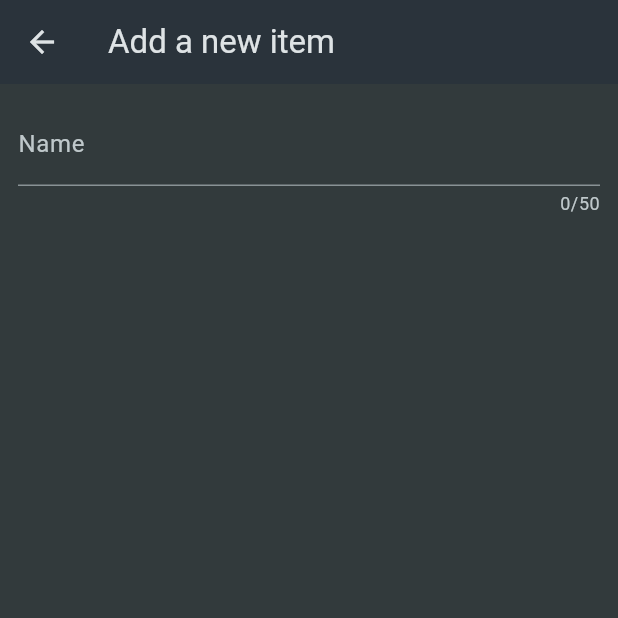
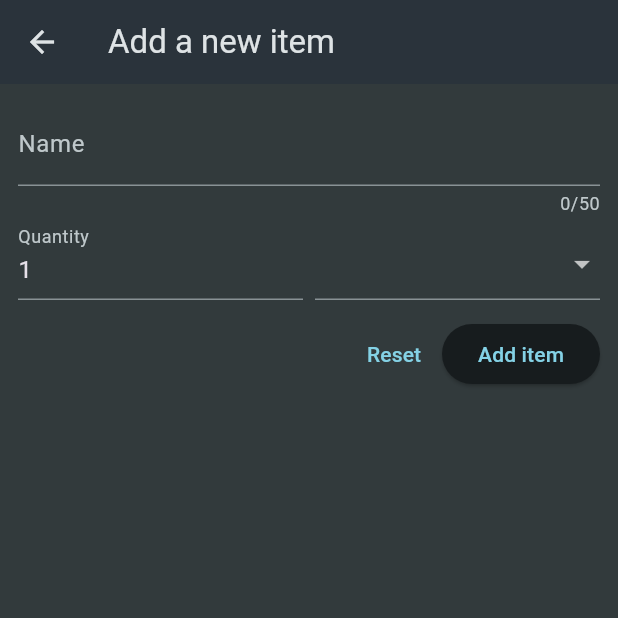
Before and after one commit to agata-miko/tcg_shopping_list, a Flutter app: the NewItemScreen screen opened directly, on a phone screen of 412 x 824 dp, the top half of it. Run offline on Flutter 3.47's test engine with Material 3 defaults, Android fonts, the phone set to English and light mode, and no system bars.

Commit message:
Validation logic for the TextFormFields added (new_item) (210)

```diff
--- a/lib/screens/new_item_screen.dart
+++ b/lib/screens/new_item_screen.dart
@@ -1,4 +1,5 @@
 import 'package:flutter/material.dart';
+import 'package:tcg_shopping_list/data/categories.dart';
 
 class NewItemScreen extends StatefulWidget {
   const NewItemScreen({Key? key}) : super(key: key);
@@ -23,8 +24,76 @@ class _NewItemScreenState extends State<NewItemScreen> {
                   label: Text('Name'),
                 ),
                 validator: (value) {
-                  return 'Demo...';
-                } ,
+                  if (value == null ||
+                      value.isEmpty ||
+                      value.trim().length == 1 ||
+                      value.trim().length > 50) {
+                    return 'Must be between 2 and 50 characters';
+                  }
+                  return null;
+                },
+              ),
+              Row(
+                crossAxisAlignment: CrossAxisAlignment.end,
+                children: <Widget>[
+                  Expanded(
+                    child: TextFormField(
+                      decoration: const InputDecoration(
+                        label: Text('Quantity'),
+                      ),
+                      initialValue: '1',
+                      validator: (value) {
+                        if (value == null ||
+                            value.isEmpty ||
+                            int.tryParse(value) == null ||
+                            int.tryParse(value)! <= 0) {
+                          return 'Must be a valid, positive number';
+                        }
+                        return null;
+                      },
+                    ),
+                  ),
+                  const SizedBox(
+                    width: 8,
+                  ),
+                  Expanded(
+                    child: DropdownButtonFormField(items: [
+                      for (final category in categories.entries)
+                        DropdownMenuItem(
+                          value: category.value,
+                          child: Row(
+                            children: [
+                              Container(
+                                width: 16,
+                                height: 16,
+                                color: category.value.color,
+                              ),
+                              const SizedBox(
+                                width: 6,
+                              ),
+                              Text(category.value.name),
+                            ],
+                          ),
+                        ),
+                    ], onChanged: (value) {}),
+                  ),
+                ],
+              ),
+              const SizedBox(
+                height: 12,
+              ),
+              Row(
+                mainAxisAlignment: MainAxisAlignment.end,
+                children: <Widget>[
+                  TextButton(
+                    onPressed: () {},
+                    child: const Text('Reset'),
+                  ),
+                  ElevatedButton(
+                    onPressed: () {},
+                    child: const Text('Add item'),
+                  ),
+                ],
               ),
             ],
           ),
```
